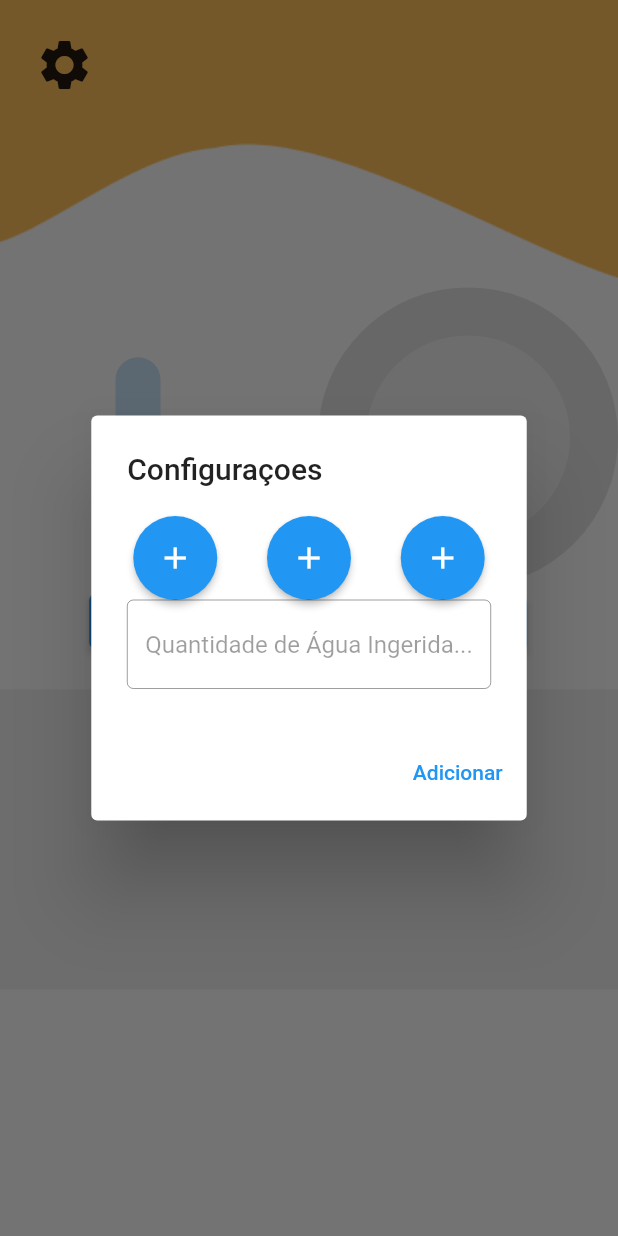
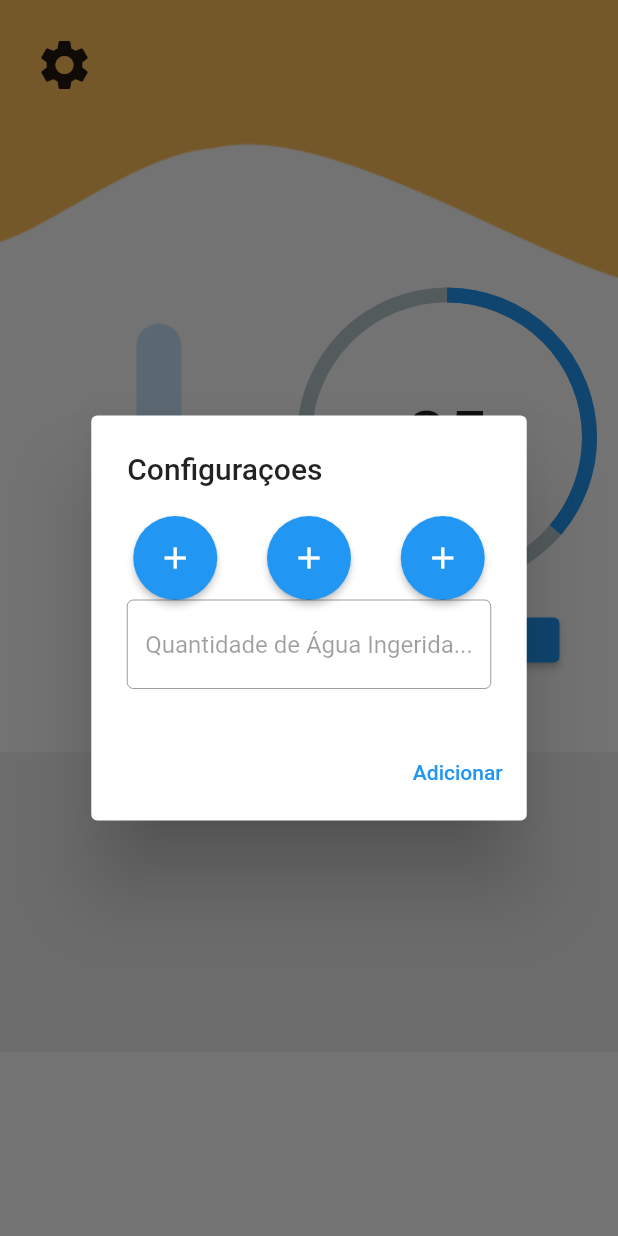
Before and after one commit to josivanphs/work, a Flutter app: the screen it shows after launch, after a tap on "Zerar", on a phone screen of 412 x 824 dp. Run offline on Flutter 3.47's test engine with Material 2 defaults, Android fonts, the phone set to English and light mode, and no system bars; drawn by our look-alikes of percent_indicator; our stand-ins replace flutter_svg.

Commit message:
[FEAT]: Adicionar Pomodoro

```diff
--- a/lib/main.dart
+++ b/lib/main.dart
@@ -2,6 +2,9 @@ import 'package:flutter/material.dart';
 import 'dart:math';
 import 'dart:async';
 import 'notifications.dart';
+import 'timer.dart';
+
+
 
 void main() {
   runApp(const MyApp());
@@ -45,6 +48,11 @@ class _MyHomePageState extends State<MyHomePage>
   bool autoButton = false;
   bool manualButton = true;
 
+
+  TextEditingController activityTimeController = TextEditingController();
+  TextEditingController breakTimeController = TextEditingController();
+  int activityTime = 25;
+  int breakTime = 5;
 
   List<String> notifications = [];
 
@@ -153,26 +161,28 @@ class _MyHomePageState extends State<MyHomePage>
                                                 fontSize: 16,
                                                 fontWeight: FontWeight.normal),
                                           ),
-                                          const TextField(
+                                          TextField(
+                                            controller: activityTimeController,
                                             keyboardType: TextInputType.number,
-                                            decoration: InputDecoration(
+                                            decoration: const InputDecoration(
                                               border: OutlineInputBorder(),
                                               hintText: 'Tempo de Atividade',
                                             ),
-                                            style: TextStyle(
+                                            style: const TextStyle(
                                                 fontFamily: 'Baloo',
                                                 fontSize: 16,
                                                 fontWeight: FontWeight.normal),
                                           ),
                                           const SizedBox(height: 10,),
-                                          const TextField(
+                                          TextField(
+                                            controller: breakTimeController,
                                             keyboardType: TextInputType.number,
-                                            decoration: InputDecoration(
+                                            decoration: const InputDecoration(
                                               border: OutlineInputBorder(),
                                               hintText: 'Tempo de Intervalo',
 
                                             ),
-                                            style: TextStyle(
+                                            style: const TextStyle(
                                                 fontFamily: 'Baloo',
                                                 fontSize: 16,
                                                 fontWeight: FontWeight.normal),
@@ -343,6 +353,10 @@ class _MyHomePageState extends State<MyHomePage>
                                 actions: [
                                   TextButton(
                                     onPressed: () {
+                                      setState(() {
+                                        activityTime = int.tryParse(activityTimeController.text) ?? 25;
+                                        breakTime = int.tryParse(breakTimeController.text) ?? 5;
+                                      });
                                       Navigator.of(context).pop();
                                     },
                                     child: const Text('Salvar'),
@@ -359,12 +373,17 @@ class _MyHomePageState extends State<MyHomePage>
               ],
             ),
           ),
+
+
+
+
+
+
           Row(
-            mainAxisAlignment: MainAxisAlignment.spaceBetween,
+            mainAxisAlignment: MainAxisAlignment.center,
             children: [
               Column(
                 children: [
-                  const SizedBox(height: 97),
                   SliderTheme(
                     data: SliderTheme.of(context).copyWith(
                       trackHeight: 30.0,
@@ -497,59 +516,42 @@ class _MyHomePageState extends State<MyHomePage>
                   ),
                 ],
               ),
+
+
               Column(
                 children: [
-                  Stack(
-                    alignment: Alignment.center,
-                    children: [
-                      Container(
-                        width: 200,
-                        height: 200,
-                        decoration: BoxDecoration(
-                          shape: BoxShape.circle,
-                          color: Colors.grey[300],
+                  SizedBox(
+                    width: 200,
+                    height: 300,
+                        child: PomodoroTimer(
+                          activityTime: activityTime,
+                          breakTime: breakTime,
                         ),
-                      ),
-                      AnimatedBuilder(
-                        animation: _animationController,
-                        builder: (context, child) {
-                          return CircularProgressIndicator(
-                            strokeWidth: 100,
-                            value: isCountingDown ? _animation.value : 0.0,
-                            valueColor: const AlwaysStoppedAnimation<Color>(
-                                Colors.blue),
-                            backgroundColor: Colors.grey[200],
-                          );
-                        },
-                      ),
-                      const Text(
-                        '60 seg',
-                        style: TextStyle(
-                            fontSize: 24, fontWeight: FontWeight.bold),
-                      ),
-                    ],
                   ),
-                  ElevatedButton(
-                    onPressed: () {
-                      if (isCountingDown) {
-                        stopAnimation();
-                      } else {
-                        startAnimation();
-                      }
-                    },
-                    child: Text(
-                      isCountingDown ? 'Parar' : 'Iniciar',
-                      style: const TextStyle(
-                          fontFamily: 'Baloo',
-                          fontSize: 16,
-                          fontWeight: FontWeight.normal),
-                    ),
-                  ),
+                  // ElevatedButton(
+                  //   onPressed: () {
+                  //     if (isCountingDown) {
+                  //       stopAnimation();
+                  //     } else {
+                  //       startAnimation();
+                  //     }
+                  //   },
+                  //   child: Text(
+                  //     isCountingDown ? 'Parar' : 'Iniciar',
+                  //     style: const TextStyle(
+                  //         fontFamily: 'Baloo',
+                  //         fontSize: 16,
+                  //         fontWeight: FontWeight.normal),
+                  //   ),
+                  // ),
                 ],
               ),
             ],
           ),
-          const SizedBox(height: 20),
+
+
+
+          const SizedBox(height: 10),
 
 
           SingleChildScrollView(
--- /dev/null
+++ b/lib/timer.dart
@@ -0,0 +1,168 @@
+import 'package:flutter/material.dart';
+import 'package:flutter_svg/flutter_svg.dart';
+import 'package:percent_indicator/percent_indicator.dart';
+
+
+
+class PomodoroTimer extends StatefulWidget {
+
+  final int activityTime;
+  final int breakTime;
+
+  PomodoroTimer({required this.activityTime, required this.breakTime});
+
+  @override
+  _PomodoroTimerState createState() => _PomodoroTimerState();
+}
+
+class _PomodoroTimerState extends State<PomodoroTimer>
+  with TickerProviderStateMixin {
+    late AnimationController _animationController;
+    late Animation<double> _animation;
+    late TextEditingController _workTimeController;
+    late TextEditingController _breakTimeController;
+
+  int _currentTime = 0;
+  int _totalTime = 0;
+
+  String _timerText = '';
+  int _workTime = 25 * 60; // Tempo de trabalho padrão: 25 minutos (em segundos)
+  int _breakTime = 5 * 60; // Tempo de intervalo padrão: 5 minutos (em segundos)
+
+@override
+void initState() {
+  super.initState();
+  _totalTime = widget.activityTime;
+  _currentTime = widget.activityTime;
+
+  _animationController = AnimationController(
+    vsync: this,
+    duration: Duration(seconds: _totalTime),
+  );
+
+  _animation = Tween<double>(begin: 1.0, end: 0.0).animate(_animationController)
+    ..addListener(() {
+      setState(() {});
+    });
+
+  _animationController.reverse(from: 1.0);
+    _workTimeController = TextEditingController(text: '25');
+    _breakTimeController = TextEditingController(text: '5');
+}
+
+  @override
+  void dispose() {
+    _animationController.dispose();
+    _workTimeController.dispose();
+    _breakTimeController.dispose();
+    super.dispose();
+  }
+
+  void startTimer() {
+  setState(() {
+    _currentTime = _totalTime;
+  });
+
+  _animationController.duration = Duration(seconds: _currentTime);
+  _animationController.reset();
+  _animationController.reverse(from: 1.0);
+}
+
+  void startBreakTime() {
+    // int duration = _animationController.duration?.inSeconds ?? 0;
+    _animationController = AnimationController(
+      vsync: this,
+      duration: Duration(minutes: widget.breakTime),
+    );
+    _animationController.reverse(from: 1.0);
+    _animationController.addStatusListener((status) {
+      if (status == AnimationStatus.completed) {
+        // O tempo de intervalo terminou, iniciar o próximo ciclo de trabalho
+        showDialog(
+          context: context,
+          builder: (context) => AlertDialog(
+            title: Text('Pomodoro'),
+            content: Text('Tempo de intervalo terminou!'),
+            actions: [
+              TextButton(
+                onPressed: () {
+                  Navigator.pop(context);
+                  startTimer();
+                },
+                child: Text('Iniciar próximo ciclo'),
+              ),
+            ],
+          ),
+        );
+      }
+    });
+    setState(() {
+      _timerText = 'Tempo de intervalo';
+    });
+  }
+
+  void setWorkTime(int minutes) {
+    setState(() {
+      _workTime = minutes * 60;
+    });
+  }
+
+  void setBreakTime(int minutes) {
+    setState(() {
+      _breakTime = minutes * 60;
+    });
+  }
+
+
+  Widget _buildCircularTimer() {
+    return CircularPercentIndicator(
+      radius: 200.0,
+      lineWidth: 10.0,
+      percent: _animation.value,
+      center: Text(
+        '$_currentTime',
+        style: TextStyle(fontSize: 48.0),
+      ),
+      progressColor: Colors.blue,
+    );
+  }
+
+
+    @override
+    Widget build(BuildContext context) {
+      return Scaffold(
+        body: Center(
+          child: Column(
+            mainAxisAlignment: MainAxisAlignment.center,
+            children: [
+              Padding(
+                padding: const EdgeInsets.only(bottom: 50), // Adicione um espaçamento entre as notificações
+                child:
+                  Column(
+                    children: [
+                      SizedBox(
+                        height: 200,
+                        child:
+                          _buildCircularTimer(),
+                      ),
+                      SizedBox(height: 20,),
+                      SizedBox(
+                        width: 150,
+                        height: 30,
+                        child:
+                          ElevatedButton(
+                            onPressed: () {
+                              startTimer();
+                            },
+                            child: Text('Iniciar Timer'),
+                          ),
+                      )
+                    ],
+                  ),
+              ),
+            ],
+          ),
+        ),
+      );
+    }
+  }
--- a/pubspec.yaml
+++ b/pubspec.yaml
@@ -39,6 +39,8 @@ dependencies:
 dev_dependencies:
   flutter_test:
     sdk: flutter
+  flutter_svg: ^1.1.0
+  percent_indicator: ^3.0.0
 
   # The "flutter_lints" package below contains a set of recommended lints to
   # encourage good coding practices. The lint set provided by the package is
@@ -61,7 +63,7 @@ flutter:
   # To add assets to your application, add an assets section, like this:
   assets:
     - assets/images/topo1.png
-
+    - hints.json
   # An image asset can refer to one or more resolution-specific "variants", see
   # https://flutter.dev/assets-and-images/#resolution-aware
 
```
Also changed, not shown: lib/notifications.dart (+46 -11 lines), hints.json (renamed from lib/app/hints.json), pubspec.lock.
